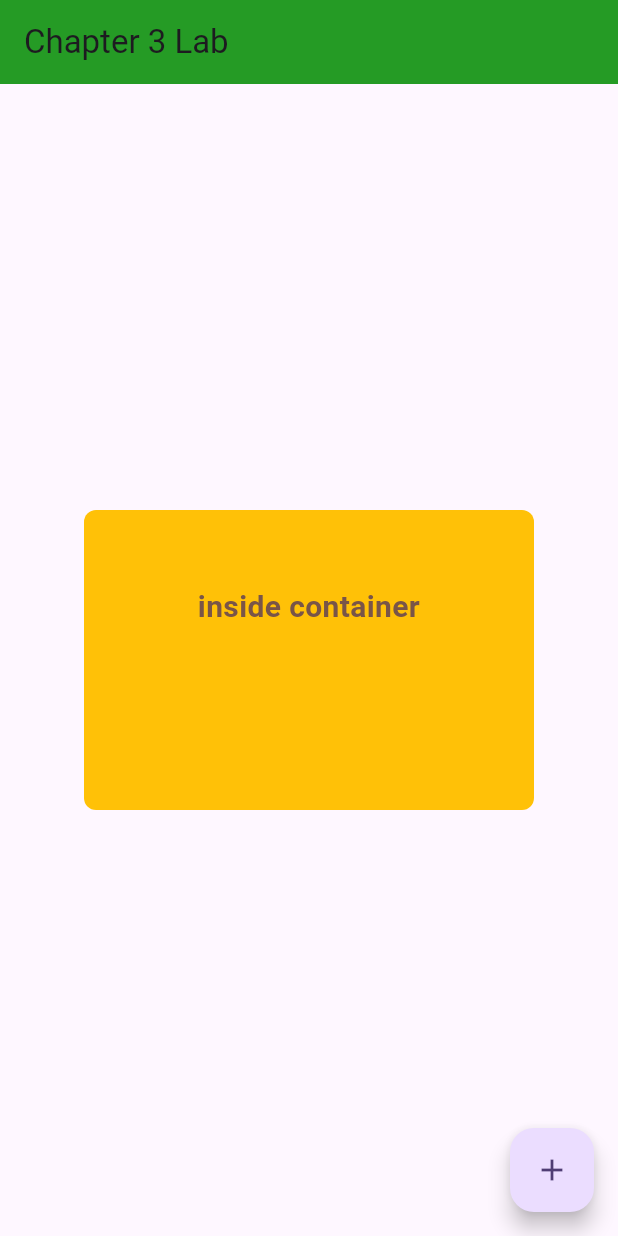
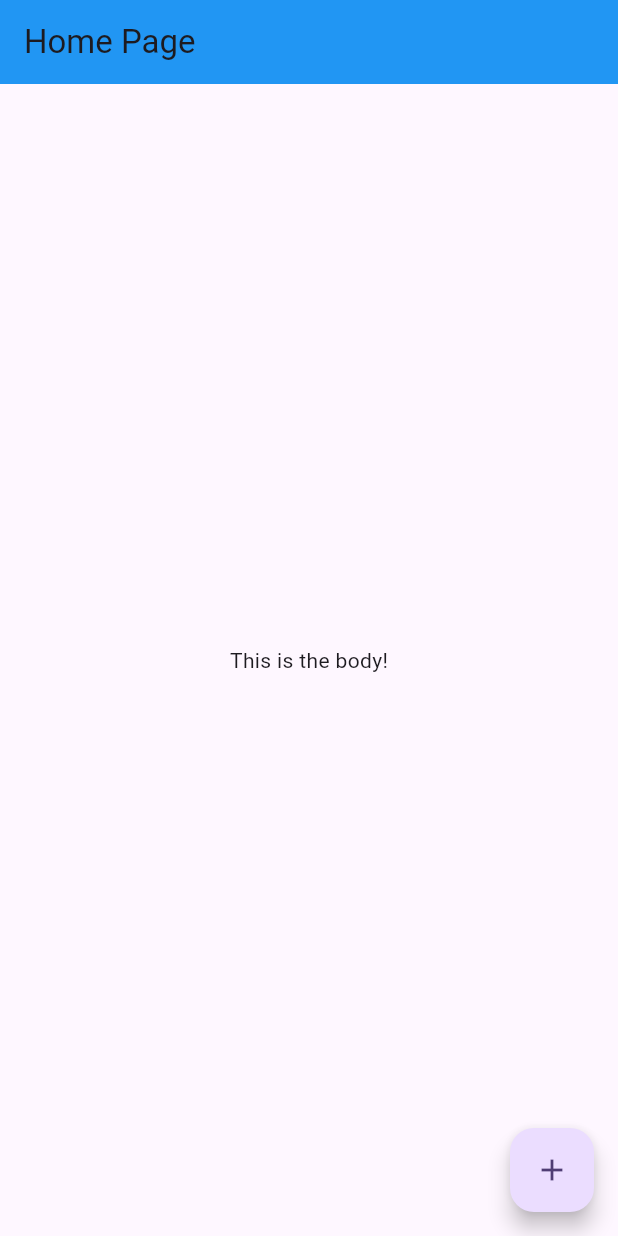
Before and after one commit to suwimon2004/my_first_flutter, a Flutter app: the screen it shows after launch, on a phone screen of 412 x 824 dp. Run offline on Flutter 3.47's test engine with Material 3 defaults, Android fonts, the phone set to English and light mode, and no system bars.

```diff
--- a/my_first_flutter/lib/main.dart
+++ b/my_first_flutter/lib/main.dart
@@ -1,4 +1,5 @@
 import 'package:flutter/material.dart'; // Import ไลบรารี Material ของ Flutter
+
 void main() {
   // จุดเริ่มต้นของแอป Flutter
   runApp(const MyApp()); // บอก Flutter ว่าวิดเจ็ตใดคือรากฐานของแอป
@@ -11,15 +12,15 @@ class MyApp extends StatelessWidget {
   @override
   Widget build(BuildContext context) {
     // เมธอด build() ส่งคืนโครงสร้างต้นไม้วิดเจ็ตสำหรับวิดเจ็ตนี้
-    return MaterialApp(
-       theme: ThemeData(
-          colorScheme: ColorScheme.fromSeed(seedColor: Colors.deepPurple),
-          useMaterial3: true
-        ),
-      title: 'Flutter Demo',
-      home: const MyHomePage(),
-         // โครงสร้างหน้าจอพื้นฐาน
-    );
+   return MaterialApp(
+  title: 'My Awesome App',
+  debugShowCheckedModeBanner: false, // ซ่อนแบนเนอร์ debug
+  theme: ThemeData(
+    colorScheme: ColorScheme.fromSeed(seedColor: Colors.deepPurple),
+    useMaterial3: true, // ใช้ Material Design เวอร์ชันล่าสุด
+  ),
+  home: const MyHomePage(), // วิดเจ็ตหน้าจอหลักของคุณ
+);
   }
 }
 class MyHomePage extends StatelessWidget {
@@ -29,29 +30,11 @@ class MyHomePage extends StatelessWidget {
   Widget build(BuildContext context) {
     return Scaffold( // ให้โครงสร้างแอปพื้นฐาน
       appBar: AppBar(
-        title: const Text('Chapter 3 Lab'),
-        backgroundColor: const Color.fromARGB(255, 37, 155, 37), // ปรับแต่งสี AppBar
+        title: const Text('Home Page'),
+        backgroundColor: Colors.blue, // ปรับแต่งสี AppBar
       ),
-      body:Center( // พื้นที่เนื้อหาหลัก
-         child:Container(
-          padding: EdgeInsets.all(50.0),
-         width: 300.0,
-         height: 200.0,
-         //color: Colors.amber,
-         decoration:BoxDecoration(
-         color: Colors.amber,
-          borderRadius: BorderRadius.all(Radius.circular(8.0))
-         ),
-         child:const Text('inside container',
-         textAlign: TextAlign.center,
-         style: TextStyle(
-          fontSize: 20.0,
-          fontWeight: FontWeight.bold,
-          color: Colors.brown
-         ),)
-
-
-),
+      body: const Center( // พื้นที่เนื้อหาหลัก
+        child: Text('This is the body!'),
       ),
       floatingActionButton: FloatingActionButton(
         onPressed: () {
```
